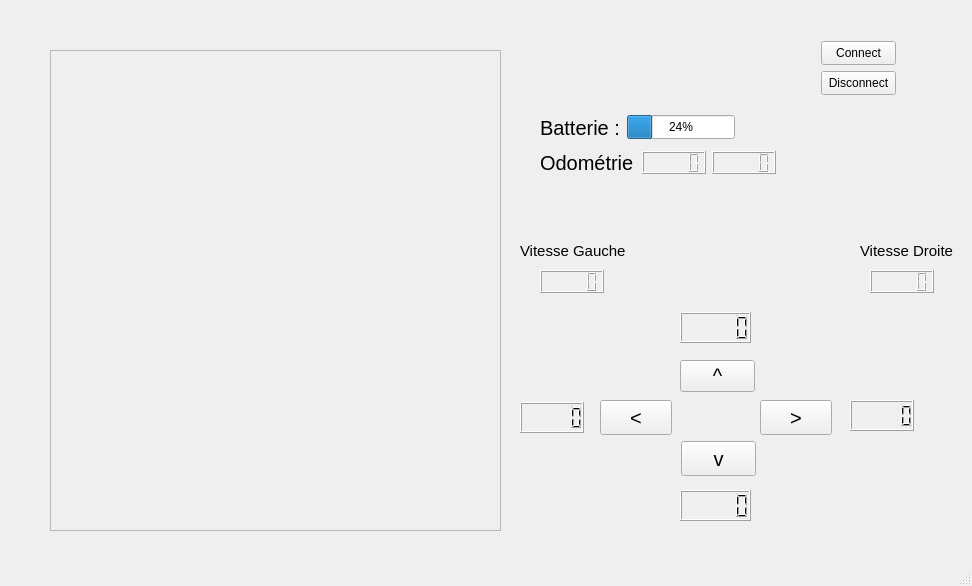
First picture: the form in myrobot.ui, repository l-chapus/WifiBot, before the edit.
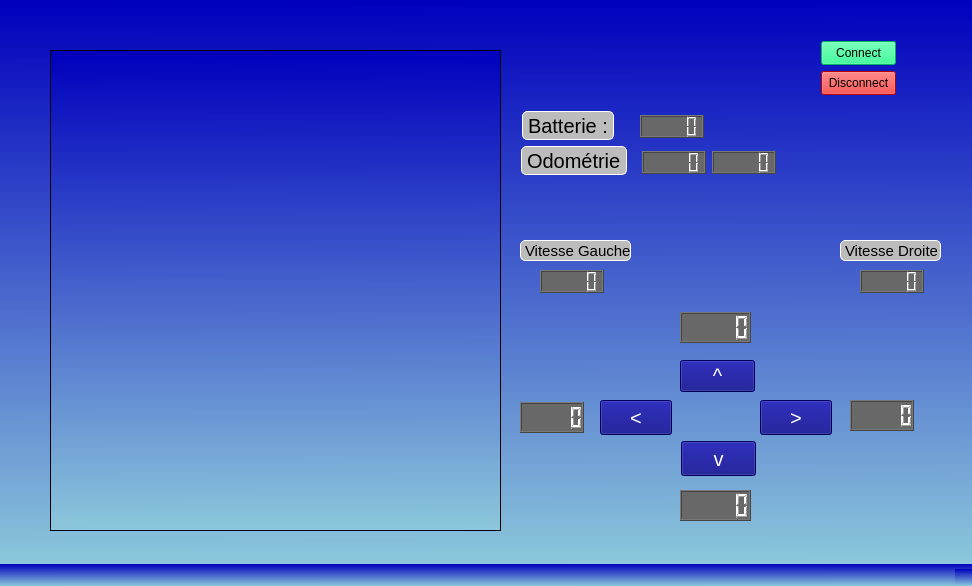
Second picture: the form after the edit.

Commit message: ajout des couleurs de fond et correction de la vitesse pour l'affichage

What changed in the file:
```diff
--- a/myrobot.ui
+++ b/myrobot.ui
@@ -13,6 +13,9 @@
   <property name="windowTitle">
    <string>MyRobot</string>
   </property>
+  <property name="styleSheet">
+   <string notr="true">background-color: qlineargradient(spread:pad, x1:0.509434, y1:0, x2:0.514151, y2:1, stop:0 rgba(0, 0, 189, 255), stop:1 rgba(140, 199, 219, 255));</string>
+  </property>
   <widget class="QWidget" name="centralwidget">
    <widget class="QPushButton" name="connect">
     <property name="geometry">
@@ -23,6 +26,9 @@
       <height>24</height>
      </rect>
     </property>
+    <property name="styleSheet">
+     <string notr="true">background-color: rgb(0, 255, 127);</string>
+    </property>
     <property name="text">
      <string>Connect</string>
     </property>
@@ -36,6 +42,9 @@
       <height>24</height>
      </rect>
     </property>
+    <property name="styleSheet">
+     <string notr="true">background-color: rgb(255, 0, 0);</string>
+    </property>
     <property name="text">
      <string>Disconnect</string>
     </property>
@@ -43,10 +52,10 @@
    <widget class="QLabel" name="odometrie">
     <property name="geometry">
      <rect>
-      <x>540</x>
-      <y>149</y>
-      <width>95</width>
-      <height>27</height>
+      <x>521</x>
+      <y>146</y>
+      <width>106</width>
+      <height>29</height>
      </rect>
     </property>
     <property name="font">
@@ -54,6 +63,11 @@
       <pointsize>15</pointsize>
      </font>
     </property>
+    <property name="styleSheet">
+     <string notr="true">background-color: rgb(188, 188, 188);
+border-radius: 5px;
+border: 1px solid rgb(255, 255, 255) ;</string>
+    </property>
     <property name="text">
      <string>Odométrie</string>
     </property>
@@ -61,10 +75,10 @@
    <widget class="QLabel" name="vitesseD">
     <property name="geometry">
      <rect>
-      <x>860</x>
-      <y>230</y>
+      <x>840</x>
+      <y>240</y>
       <width>101</width>
-      <height>41</height>
+      <height>21</height>
      </rect>
     </property>
     <property name="font">
@@ -72,6 +86,11 @@
       <pointsize>11</pointsize>
      </font>
     </property>
+    <property name="styleSheet">
+     <string notr="true">background-color: rgb(188, 188, 188);
+border-radius: 5px;
+border: 1px solid rgb(255, 255, 255) ;</string>
+    </property>
     <property name="text">
      <string>Vitesse Droite</string>
     </property>
@@ -80,9 +99,9 @@
     <property name="geometry">
      <rect>
       <x>520</x>
-      <y>230</y>
+      <y>240</y>
       <width>111</width>
-      <height>41</height>
+      <height>21</height>
      </rect>
     </property>
     <property name="font">
@@ -90,6 +109,11 @@
       <pointsize>11</pointsize>
      </font>
     </property>
+    <property name="styleSheet">
+     <string notr="true">background-color: rgb(188, 188, 188);
+border-radius: 5px;
+border: 1px solid rgb(255, 255, 255) ;</string>
+    </property>
     <property name="text">
      <string>Vitesse Gauche</string>
     </property>
@@ -97,10 +121,10 @@
    <widget class="QLabel" name="batterie">
     <property name="geometry">
      <rect>
-      <x>540</x>
-      <y>114</y>
-      <width>81</width>
-      <height>27</height>
+      <x>522</x>
+      <y>111</y>
+      <width>92</width>
+      <height>29</height>
      </rect>
     </property>
     <property name="font">
@@ -108,6 +132,11 @@
       <pointsize>15</pointsize>
      </font>
     </property>
+    <property name="styleSheet">
+     <string notr="true">background-color: rgb(188, 188, 188);
+border-radius: 5px;
+border: 1px solid rgb(255, 255, 255) ;</string>
+    </property>
     <property name="text">
      <string>Batterie : </string>
     </property>
@@ -135,19 +164,6 @@
      </property>
     </widget>
    </widget>
-   <widget class="QProgressBar" name="batterieBar">
-    <property name="geometry">
-     <rect>
-      <x>627</x>
-      <y>115</y>
-      <width>108</width>
-      <height>24</height>
-     </rect>
-    </property>
-    <property name="value">
-     <number>24</number>
-    </property>
-   </widget>
    <widget class="QPushButton" name="haut">
     <property name="geometry">
      <rect>
@@ -162,6 +178,10 @@
       <pointsize>15</pointsize>
      </font>
     </property>
+    <property name="styleSheet">
+     <string notr="true">background-color: rgb(0, 0, 127);
+color: rgb(255, 255, 255);</string>
+    </property>
     <property name="text">
      <string>^</string>
     </property>
@@ -180,6 +200,10 @@
       <pointsize>15</pointsize>
      </font>
     </property>
+    <property name="styleSheet">
+     <string notr="true">background-color: rgb(0, 0, 127);
+color: rgb(255, 255, 255);</string>
+    </property>
     <property name="text">
      <string>&lt;</string>
     </property>
@@ -198,6 +222,10 @@
       <pointsize>15</pointsize>
      </font>
     </property>
+    <property name="styleSheet">
+     <string notr="true">background-color: rgb(0, 0, 127);
+color: rgb(255, 255, 255);</string>
+    </property>
     <property name="text">
      <string>&gt;</string>
     </property>
@@ -216,6 +244,10 @@
       <pointsize>15</pointsize>
      </font>
     </property>
+    <property name="styleSheet">
+     <string notr="true">background-color: rgb(0, 0, 127);
+color: rgb(255, 255, 255);</string>
+    </property>
     <property name="text">
      <string>v</string>
     </property>
@@ -229,6 +261,10 @@
       <height>23</height>
      </rect>
     </property>
+    <property name="styleSheet">
+     <string notr="true">background-color: rgb(104, 104, 104);
+color: rgb(255, 255, 255);</string>
+    </property>
    </widget>
    <widget class="QLCDNumber" name="odometrieD">
     <property name="geometry">
@@ -239,6 +275,10 @@
       <height>23</height>
      </rect>
     </property>
+    <property name="styleSheet">
+     <string notr="true">background-color: rgb(104, 104, 104);
+color: rgb(255, 255, 255);</string>
+    </property>
    </widget>
    <widget class="QLCDNumber" name="infraGauche">
     <property name="geometry">
@@ -249,6 +289,10 @@
       <height>31</height>
      </rect>
     </property>
+    <property name="styleSheet">
+     <string notr="true">background-color: rgb(104, 104, 104);
+color: rgb(255, 255, 255);</string>
+    </property>
    </widget>
    <widget class="QLCDNumber" name="infraDeriere">
     <property name="geometry">
@@ -259,6 +303,10 @@
       <height>31</height>
      </rect>
     </property>
+    <property name="styleSheet">
+     <string notr="true">background-color: rgb(104, 104, 104);
+color: rgb(255, 255, 255);</string>
+    </property>
    </widget>
    <widget class="QLCDNumber" name="infraDroite">
     <property name="geometry">
@@ -269,6 +317,10 @@
       <height>31</height>
      </rect>
     </property>
+    <property name="styleSheet">
+     <string notr="true">background-color: rgb(104, 104, 104);
+color: rgb(255, 255, 255);</string>
+    </property>
    </widget>
    <widget class="QLCDNumber" name="infraDevant">
     <property name="geometry">
@@ -279,6 +331,10 @@
       <height>31</height>
      </rect>
     </property>
+    <property name="styleSheet">
+     <string notr="true">background-color: rgb(104, 104, 104);
+color: rgb(255, 255, 255);</string>
+    </property>
    </widget>
    <widget class="QLCDNumber" name="vitesseGauche">
     <property name="geometry">
@@ -289,15 +345,38 @@
       <height>23</height>
      </rect>
     </property>
+    <property name="styleSheet">
+     <string notr="true">background-color: rgb(104, 104, 104);
+color: rgb(255, 255, 255);</string>
+    </property>
    </widget>
    <widget class="QLCDNumber" name="vitesseDroite">
     <property name="geometry">
      <rect>
-      <x>870</x>
+      <x>860</x>
       <y>270</y>
       <width>64</width>
       <height>23</height>
      </rect>
+    </property>
+    <property name="styleSheet">
+     <string notr="true">background-color: rgb(104, 104, 104);
+color: rgb(255, 255, 255);
+</string>
+    </property>
+   </widget>
+   <widget class="QLCDNumber" name="lcdBatterie">
+    <property name="geometry">
+     <rect>
+      <x>640</x>
+      <y>115</y>
+      <width>64</width>
+      <height>23</height>
+     </rect>
+    </property>
+    <property name="styleSheet">
+     <string notr="true">background-color: rgb(104, 104, 104);
+color: rgb(255, 255, 255);</string>
     </property>
    </widget>
   </widget>
```
The commit also changes 1 other file.
